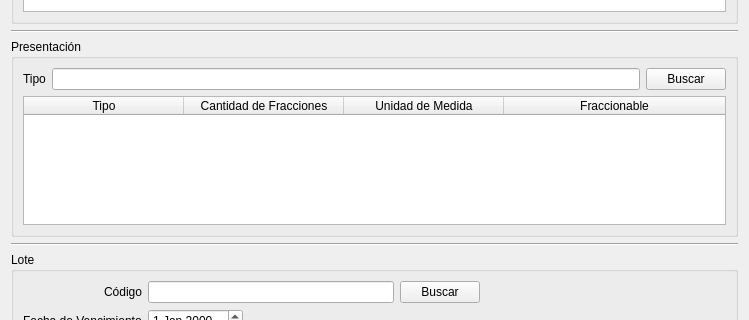
Old version of the form ventanas/vtnProducto.ui in the repository leaLuque/FarmaciaCrisol; both pictures show x 0 to 749 and y 426 to 746 of the 749 by 838 pixel window.
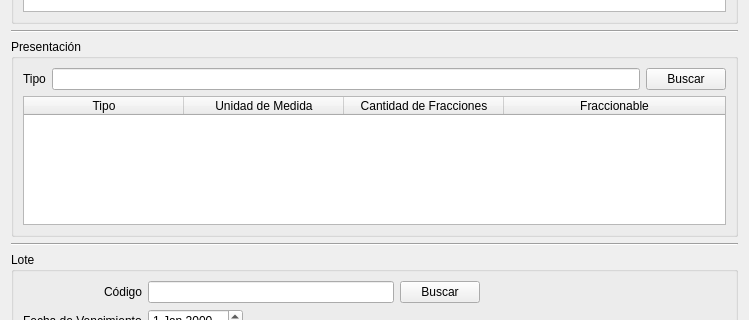
New version of the form.

```diff
--- a/ventanas/vtnProducto.ui
+++ b/ventanas/vtnProducto.ui
@@ -316,12 +316,12 @@
         </column>
         <column>
          <property name="text">
-          <string>Cantidad de Fracciones</string>
+          <string>Unidad de Medida</string>
          </property>
         </column>
         <column>
          <property name="text">
-          <string>Unidad de Medida</string>
+          <string>Cantidad de Fracciones</string>
          </property>
         </column>
         <column>
```
